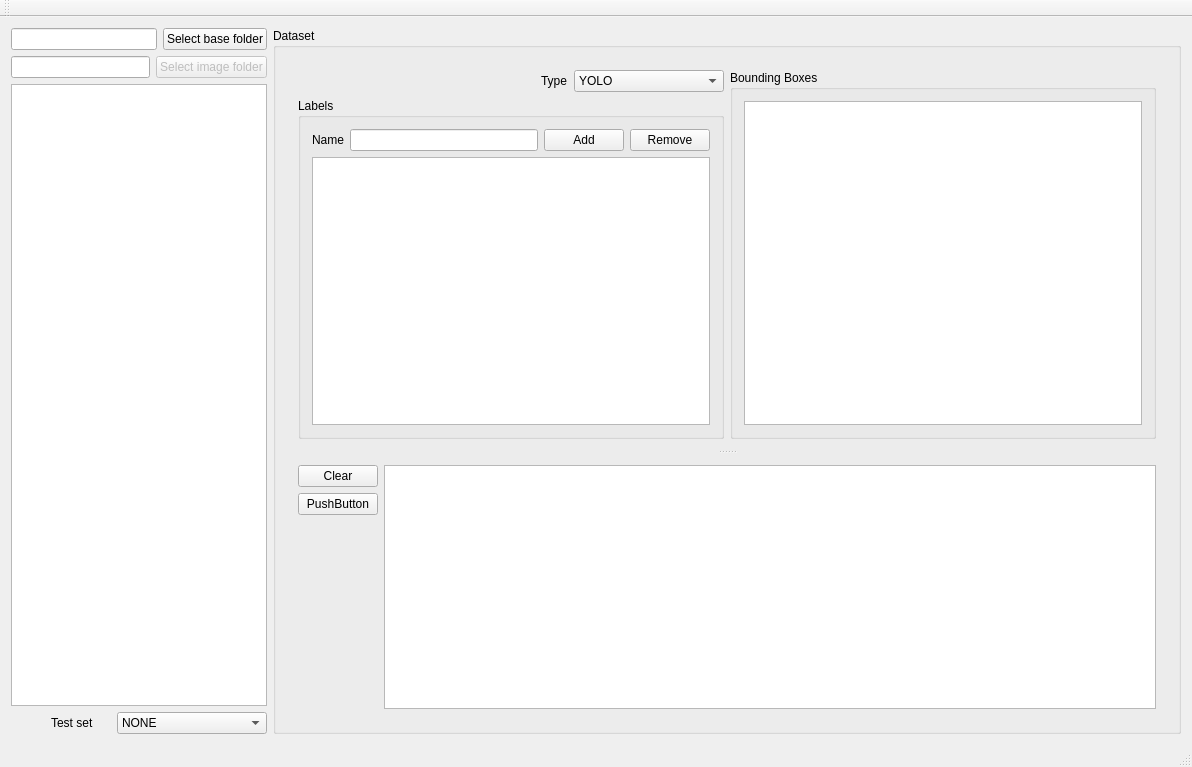
Before: the Qt Designer form DatasetTagger/mainwindow.ui in Myzhar/yolo-data-tagger, drawn with Qt 5.
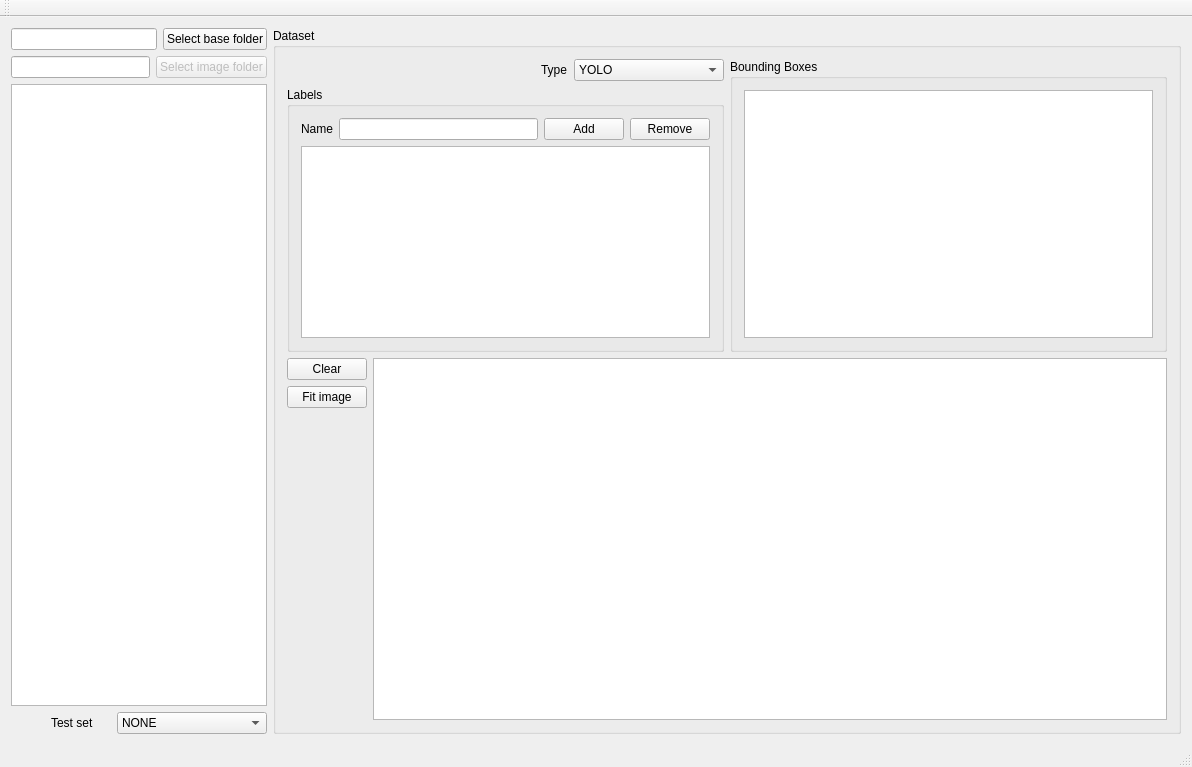
After: the same form once the commit is applied. Custom widgets are drawn as their Qt base class.

Commit message: Image Zoom, Boungind Box Label, Minor Fixes

The edit to the form file:
```diff
--- a/DatasetTagger/mainwindow.ui
+++ b/DatasetTagger/mainwindow.ui
@@ -198,11 +198,6 @@
       </property>
       <layout class="QGridLayout" name="gridLayout_5">
        <item row="0" column="0">
-        <widget class="QSplitter" name="splitter">
-         <property name="orientation">
-          <enum>Qt::Vertical</enum>
-         </property>
-         <widget class="QWidget" name="">
           <layout class="QGridLayout" name="gridLayout_4">
            <item row="0" column="0">
             <layout class="QHBoxLayout" name="horizontalLayout_3">
@@ -250,7 +245,20 @@
              </property>
              <layout class="QGridLayout" name="gridLayout_2">
               <item row="0" column="0">
-               <widget class="QListView" name="listView_bounding_boxes"/>
+             <widget class="QListView" name="listView_bounding_boxes">
+              <property name="sizePolicy">
+               <sizepolicy hsizetype="Expanding" vsizetype="Preferred">
+                <horstretch>0</horstretch>
+                <verstretch>0</verstretch>
+               </sizepolicy>
+              </property>
+              <property name="maximumSize">
+               <size>
+                <width>16777215</width>
+                <height>300</height>
+               </size>
+              </property>
+             </widget>
               </item>
              </layout>
             </widget>
@@ -263,6 +271,18 @@
              <layout class="QGridLayout" name="gridLayout_3">
               <item row="1" column="0">
                <widget class="QTableView" name="tableView_labels">
+              <property name="sizePolicy">
+               <sizepolicy hsizetype="Expanding" vsizetype="Preferred">
+                <horstretch>0</horstretch>
+                <verstretch>0</verstretch>
+               </sizepolicy>
+              </property>
+              <property name="maximumSize">
+               <size>
+                <width>16777215</width>
+                <height>250</height>
+               </size>
+              </property>
                 <property name="alternatingRowColors">
                  <bool>true</bool>
                 </property>
@@ -318,8 +338,8 @@
             </widget>
            </item>
           </layout>
-         </widget>
-         <widget class="QWidget" name="">
+       </item>
+       <item row="1" column="0">
           <layout class="QHBoxLayout" name="horizontalLayout_6">
            <item>
             <layout class="QVBoxLayout" name="verticalLayout_2">
@@ -339,7 +359,7 @@
              <item>
               <widget class="QPushButton" name="pushButton_2">
                <property name="text">
-                <string>PushButton</string>
+              <string>Fit image</string>
                </property>
               </widget>
              </item>
@@ -348,6 +368,9 @@
                <property name="orientation">
                 <enum>Qt::Vertical</enum>
                </property>
+             <property name="sizeType">
+              <enum>QSizePolicy::MinimumExpanding</enum>
+             </property>
                <property name="sizeHint" stdset="0">
                 <size>
                  <width>20</width>
@@ -359,11 +382,34 @@
             </layout>
            </item>
            <item>
-            <widget class="QGraphicsView" name="graphicsView_image"/>
-           </item>
-          </layout>
-         </widget>
-        </widget>
+          <widget class="QEnhGraphicsView" name="graphicsView_image">
+           <property name="sizePolicy">
+            <sizepolicy hsizetype="Expanding" vsizetype="Expanding">
+             <horstretch>0</horstretch>
+             <verstretch>0</verstretch>
+            </sizepolicy>
+           </property>
+           <property name="interactive">
+            <bool>true</bool>
+           </property>
+           <property name="renderHints">
+            <set>QPainter::Antialiasing|QPainter::HighQualityAntialiasing|QPainter::SmoothPixmapTransform|QPainter::TextAntialiasing</set>
+           </property>
+           <property name="dragMode">
+            <enum>QGraphicsView::NoDrag</enum>
+           </property>
+           <property name="transformationAnchor">
+            <enum>QGraphicsView::AnchorViewCenter</enum>
+           </property>
+           <property name="resizeAnchor">
+            <enum>QGraphicsView::AnchorViewCenter</enum>
+           </property>
+           <property name="viewportUpdateMode">
+            <enum>QGraphicsView::FullViewportUpdate</enum>
+           </property>
+          </widget>
+         </item>
+        </layout>
        </item>
       </layout>
      </widget>
@@ -391,6 +437,13 @@
   <widget class="QStatusBar" name="statusBar"/>
  </widget>
  <layoutdefault spacing="6" margin="11"/>
+ <customwidgets>
+  <customwidget>
+   <class>QEnhGraphicsView</class>
+   <extends>QGraphicsView</extends>
+   <header>include/qenhgraphicsview.h</header>
+  </customwidget>
+ </customwidgets>
  <resources/>
  <connections/>
 </ui>
```
Left out of the diff: 2 changed lines with no effect on the pictures. Lines whose indentation alone changed are shown as unchanged. The commit also changes 7 other files.
